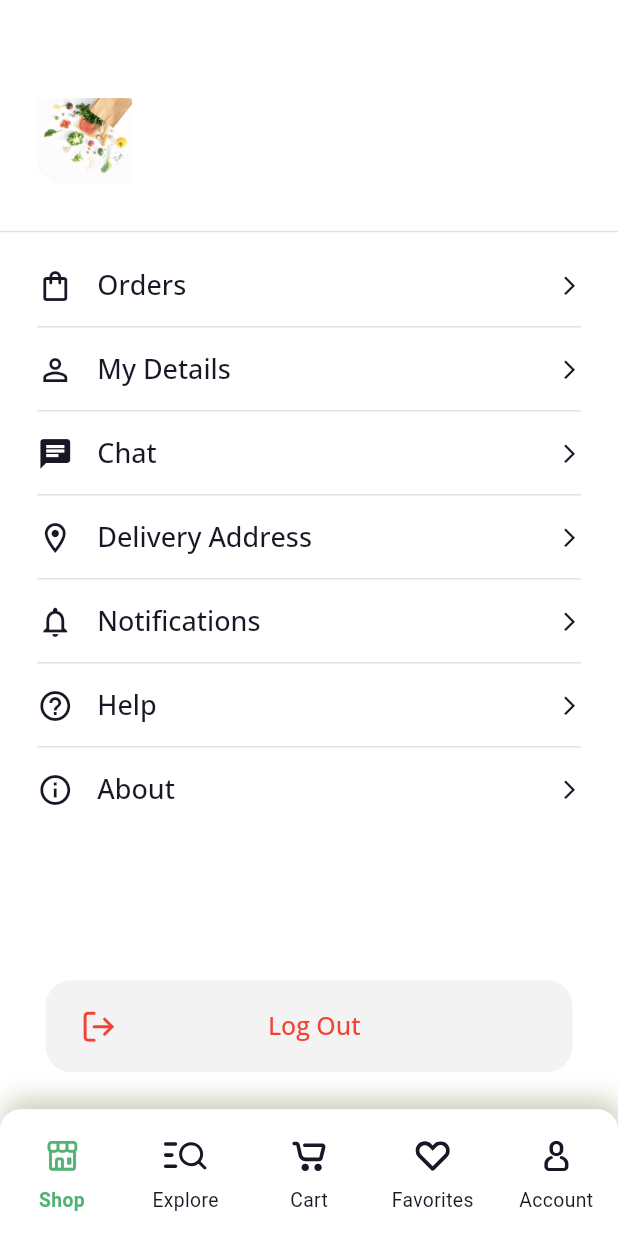
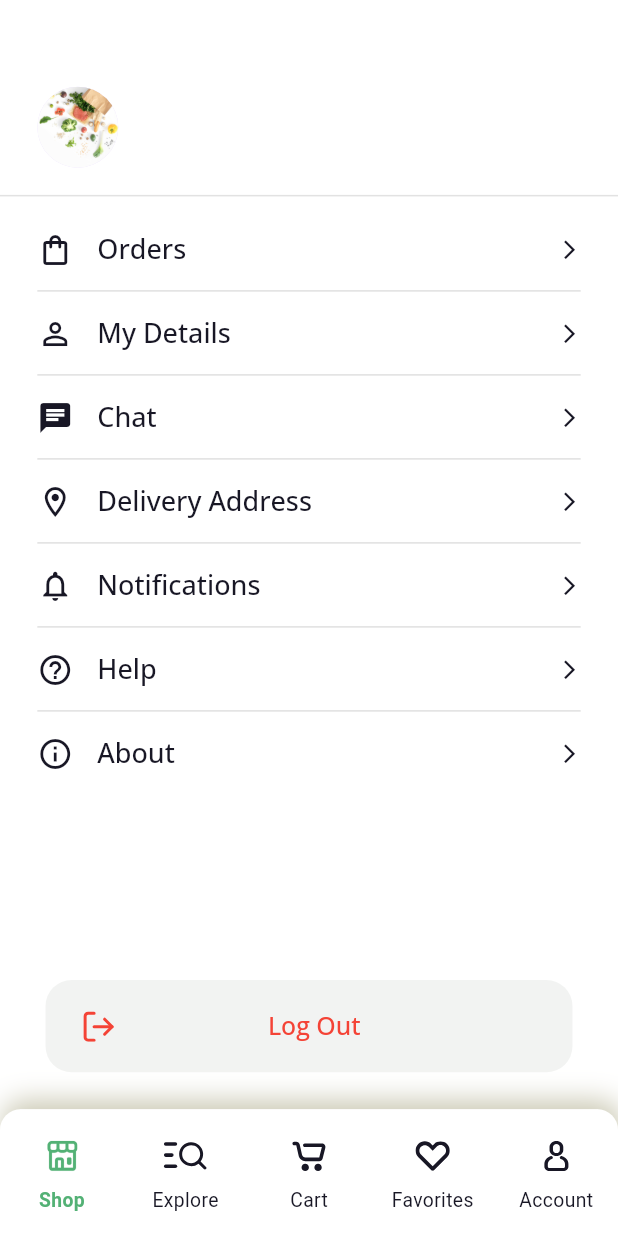
Before and after one commit to aakanksha-bhatta/Online_Groceries_App, a Flutter app: the Account screen opened by its route, on a phone screen of 412 x 824 dp. Run offline on Flutter 3.47's test engine with Material 3 defaults, Android fonts, the phone set to English and light mode, and no system bars; our stand-ins replace cloud_firestore, firebase_auth, firebase_core, flutter_riverpod, flutter_screenutil, flutter_svg and 5 more; missing offline and left inert: flutter_intl_phone_field; accounts and stored records are empty; project files that could hold a hidden picture were left out.

Commit message:
Done Details and Acount User Showing page

```diff
--- a/lib/features/auth/presentation/pages/Dashboard/account/account.dart
+++ b/lib/features/auth/presentation/pages/Dashboard/account/account.dart
@@ -1,17 +1,13 @@
 import 'dart:convert';
-import 'dart:io';
 
-import 'package:cloud_firestore/cloud_firestore.dart';
-import 'package:firebase_auth/firebase_auth.dart';
 import 'package:flutter/material.dart';
 import 'package:flutter_riverpod/flutter_riverpod.dart';
 import 'package:flutter_screenutil/flutter_screenutil.dart';
 import 'package:go_router/go_router.dart';
-import 'package:image_picker/image_picker.dart';
 import 'package:online_groceries_app/config/route/path.dart';
+import 'package:online_groceries_app/core/services/auth_service.dart';
 import 'package:online_groceries_app/features/auth/presentation/controller/auth_notifier.dart';
-import 'package:online_groceries_app/features/auth/presentation/provider/change_notifier.dart';
-import 'package:online_groceries_app/features/auth/presentation/provider/state_provider.dart';
+// import 'package:online_groceries_app/features/auth/presentation/provider/change_notifier.dart';
 import 'package:online_groceries_app/features/auth/presentation/widget/custom_button_widget.dart';
 import 'package:online_groceries_app/features/auth/presentation/widget/custom_navigation_bar.dart';
 import 'package:online_groceries_app/features/auth/presentation/widget/custom_snack_bar.dart';
@@ -20,39 +16,12 @@ import 'package:online_groceries_app/features/auth/presentation/widget/text_widg
 class Account extends ConsumerWidget {
   const Account({super.key});
 
-  Future<void> _pickAndUploadImage(WidgetRef ref, BuildContext context) async {
-    final imgPicker = ImagePicker();
-    final pickedFile = await imgPicker.pickImage(source: ImageSource.camera);
-
-    if (pickedFile == null) return;
-
-    final loadingNotifier = ref.read(loadingProvider);
-
-    try {
-      await loadingNotifier.setUploading();
-      final file = File(pickedFile.path);
-      final bytes = await file.readAsBytes();
-      final base64Image = base64Encode(bytes);
-
-      final user = FirebaseAuth.instance.currentUser;
-      if (user == null) {
-        return;
-      }
-
-      await FirebaseFirestore.instance.collection('users').doc(user.uid).update(
-        {'photoBase64': base64Image},
-      );
-      ref.invalidate(userDataProvider);
-    } finally {
-      await loadingNotifier.setUploading();
-    }
-  }
-
   @override
   Widget build(BuildContext context, WidgetRef ref) {
     final state = ref.watch(authNotifierProvider);
-    final userDataAsync = ref.watch(userDataProvider);
-    final loading = ref.watch(loadingProvider);
+    // final userDataAsync = ref.watch(userDataProvider);
+    // final loading = ref.watch(loadingProvider);
+    // final currentUser = ref.watch(authServiceProvider);
 
     final List<Map<String, dynamic>> accountItems = [
       {
@@ -78,102 +47,83 @@ class Account extends ConsumerWidget {
       {'icon': Icons.help_outline, 'title': 'Help'},
       {'icon': Icons.info_outline, 'title': 'About'},
     ];
+    // final currentUser = AuthNotifier().getCurrentUser();
 
     return Scaffold(
       backgroundColor: Colors.white,
       body: Column(
         children: [
           Padding(
-            padding: EdgeInsets.only(top: 69.82.h, left: 25.w, right: 25.w),
-            child: Row(
-              crossAxisAlignment: CrossAxisAlignment.start,
-              children: [
-                Container(
-                  height: 64.32.h,
-                  width: 63.44.w,
-                  decoration: BoxDecoration(
-                    borderRadius: BorderRadius.circular(27.r),
-                  ),
-                  child: loading.isLoading
-                      ? const Center(
-                          child: CircularProgressIndicator(strokeWidth: 1),
-                        )
-                      : userDataAsync.when(
-                          data: (userData) {
-                            final photoBase64 =
-                                userData['photoBase64'] as String?;
-                            if (photoBase64 != null && photoBase64.isNotEmpty) {
-                              try {
-                                final bytes = base64Decode(photoBase64);
-                                return CircleAvatar(
-                                  backgroundImage: MemoryImage(bytes),
-                                );
-                              } catch (_) {
-                                return Image.asset(
-                                  'assets/images/signin_bg.png',
-                                );
-                              }
-                            } else {
-                              return Image.asset('assets/images/signin_bg.png');
-                            }
-                          },
-                          loading: () => const CircularProgressIndicator(),
-                          error: (e, _) =>
-                              Image.asset('assets/images/signin_bg.png'),
-                        ),
-                ),
-                SizedBox(width: 15.w),
-                userDataAsync.when(
-                  data: (userData) {
-                    return Column(
+            padding: EdgeInsets.only(
+              top: 62.82.h,
+              left: 25.w,
+              right: 25.w,
+              bottom: 10.66,
+            ),
+            child: StreamBuilder(
+              stream: AuthService().userDataStream(),
+              builder: (context, snapshot) {
+                if (!snapshot.hasData || snapshot.hasError) {
+                  return const CircularProgressIndicator();
+                }
+
+                final userData = snapshot.data!;
+                final username = userData['username'] as String? ?? '';
+                final email =
+                    (userData['useremail'] ?? userData['email']) as String? ??
+                    '';
+                final photoBase64 = userData['photoBase64'] as String?;
+                final photoURL = userData['photoURL'] as String?;
+                final profileImage = photoBase64 ?? photoURL ?? '';
+
+                ImageProvider? buildProfileImageProvider(String image) {
+                  if (image.isEmpty) {
+                    return null;
+                  } else if (image.startsWith('http')) {
+                    return NetworkImage(image);
+                  } else {
+                    try {
+                      String base64Str = image.contains(',')
+                          ? image.split(',').last
+                          : image;
+                      return MemoryImage(base64Decode(base64Str));
+                    } catch (e) {
+                      return null;
+                    }
+                  }
+                }
+
+                return Row(
+                  children: [
+                    CircleAvatar(
+                      backgroundImage:
+                          buildProfileImageProvider(profileImage) ??
+                          const AssetImage('assets/images/signin_bg.png'),
+                      radius: 27,
+                    ),
+                    SizedBox(width: 20.8.w),
+                    Column(
                       crossAxisAlignment: CrossAxisAlignment.start,
                       children: [
-                        Row(
-                          children: [
-                            TextWidget(
-                              title: userData['username'] ?? 'No Name',
-                              fontSize: 20,
-                              fontWeight: FontWeight.w400,
-                              color: Colors.black,
-                              letterSpacing: 0,
-                            ),
-                            SizedBox(width: 10),
-                            // InkWell(
-                            //   onTap: () => _pickAndUploadImage(ref, context),
-                            //   child: loading.isLoading
-                            //       ? const SizedBox(
-                            //           height: 24,
-                            //           width: 24,
-                            //           child: CircularProgressIndicator(
-                            //             color: Colors.white,
-                            //             strokeWidth: 2,
-                            //           ),
-                            //         )
-                            //       : SvgPicture.asset('assets/icons/pen.svg'),
-                            //   // child: SvgPicture.asset('assets/icons/pen.svg'),
-                            // ),
-                          ],
+                        Text(
+                          username,
+                          style: TextStyle(
+                            fontSize: 20,
+                            fontWeight: FontWeight.w600,
+                          ),
                         ),
-                        TextWidget(
-                          title:
-                              userData['useremail'] ??
-                              userData['email'] ??
-                              'No Email',
-                          fontSize: 16,
-                          fontWeight: FontWeight.w400,
-                          color: const Color(0xFF7C7C7C),
-                          letterSpacing: 0,
+                        Text(
+                          email,
+                          style: TextStyle(fontSize: 16, color: Colors.grey),
                         ),
                       ],
-                    );
-                  },
-                  loading: () => const CircularProgressIndicator(),
-                  error: (e, _) => const Text('Error loading user'),
-                ),
-              ],
+                    ),
+                  ],
+                );
+              },
             ),
           ),
-          SizedBox(height: 25.h),
+          // SizedBox(height: 25.h),
           Divider(thickness: 1, color: const Color(0xffE2E2E2)),
           Expanded(
             child: ListView.separated(
--- a/lib/features/auth/presentation/provider/state_provider.dart
+++ b/lib/features/auth/presentation/provider/state_provider.dart
@@ -10,16 +10,18 @@ import 'package:online_groceries_app/core/services/rating_service.dart';
 import 'package:online_groceries_app/features/auth/data/model/product.dart';
 
 // user provider to call name and email in account
-final userDataProvider = StreamProvider<Map<String, dynamic>>((ref) {
-  final user = FirebaseAuth.instance.currentUser;
-  if (user == null) return const Stream.empty();
+// final userDataProvider = StreamProvider<Map<String, dynamic>>((ref) {
+//   final user = FirebaseAuth.instance.currentUser;
 
-  return FirebaseFirestore.instance
-      .collection('users')
-      .doc(user.uid)
-      .snapshots()
-      .map((doc) => doc.data() ?? {});
-});
+//   if (user == null) {
+//     return const Stream.empty();
+//   }
+//   return FirebaseFirestore.instance
+//       .collection('users')
+//       .doc(user.uid)
+//       .snapshots()
+//       .map((doc) => doc.data() ?? {});
+// });
 
 final passwordVisibilityProvider = StateProvider<bool>(
   (ref) => false,
```
Also changed, not shown: lib/core/services/auth_service.dart (+13 -0 lines), lib/features/auth/presentation/pages/Dashboard/account/details.dart (+34 -13 lines), pubspec.lock, 1 other file.
